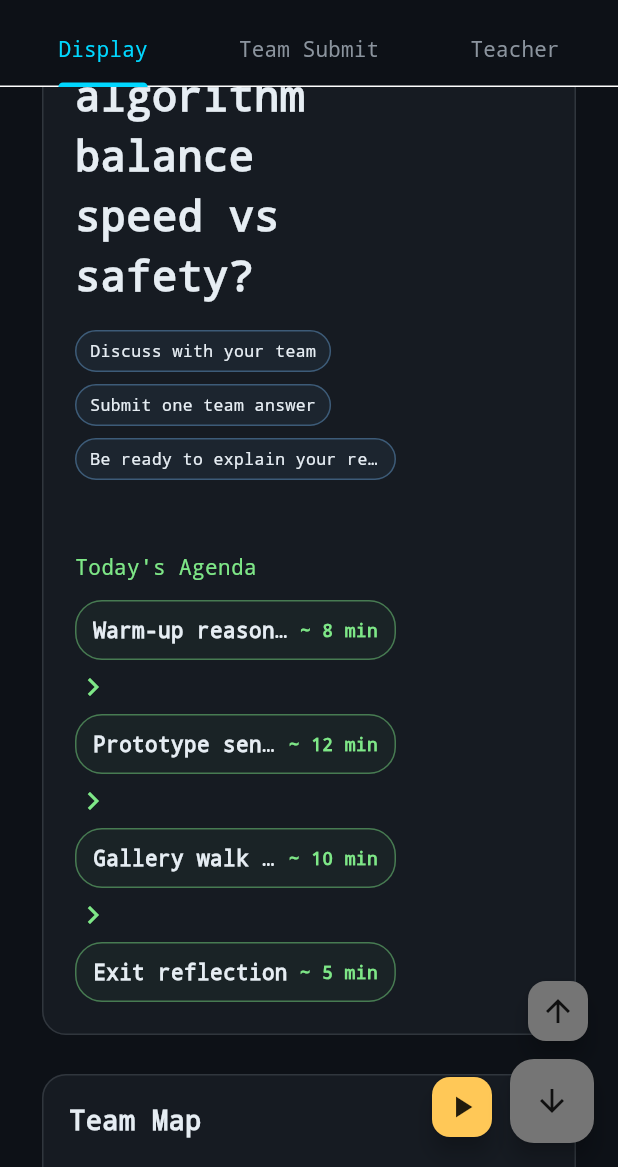
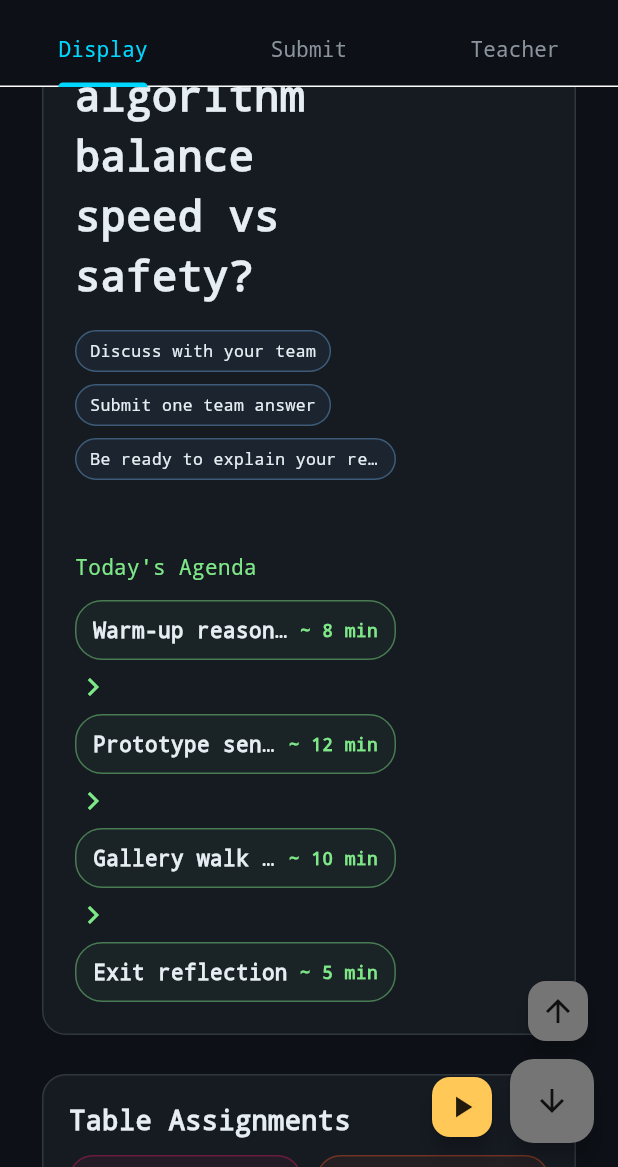
Before and after one commit to ashley-lauren/launchpad, a Flutter app: the screen it shows after launch, scrolled down 576 dp, on a phone screen of 412 x 824 dp, the part 69-1236 px from its top. Run offline on Flutter 3.47's test engine with Material 3 defaults, Android fonts, the phone set to English and light mode, and no system bars; our stand-ins replace shared_preferences, supabase_flutter; missing offline and left inert: dart:html; accounts and stored records are empty.

Commit message:
removed gamification element

```diff
--- a/lib/src/data/local_repository.dart
+++ b/lib/src/data/local_repository.dart
@@ -12,7 +12,8 @@ class LocalRepository implements LaunchpadRepository {
   final SharedPreferences _prefs;
 
   static const _stateKey = 'launchpad.local.state.v1';
-  static const sampleLessonAssetPath = 'lib/src/data/dsisd-interview-lesson-plan.json';
+  static const sampleLessonAssetPath =
+      'lib/src/data/dsisd-interview-lesson-plan.json';
 
   Future<void> ensureSeeded() async {
     if (_prefs.containsKey(_stateKey)) return;
@@ -65,12 +66,12 @@ class LocalRepository implements LaunchpadRepository {
     ];
 
     final teams = [
-      'Debug Dragons',
-      'Quantum Penguins',
-      'Ctrl+Z Crew',
-      'Circuit Goblins',
-      'Syntax Sorcerers',
-      'Prototype Pirates',
+      'Table 1',
+      'Table 2',
+      'Table 3',
+      'Table 4',
+      'Table 5',
+      'Table 6',
     ].asMap().entries.map((entry) {
       return Team(
         id: '00000000-0000-4000-8000-00000000020${entry.key}',
@@ -169,13 +170,18 @@ class LocalRepository implements LaunchpadRepository {
             .toList()
         : [launchClass];
 
+    final teams = (json['teams'] as List)
+        .map((item) => Team.fromJson(item as Map<String, dynamic>))
+        .toList();
+    final normalizedTeams = teams
+        .map((team) => team.copyWith(name: 'Table ${team.tableNumber}'))
+        .toList();
+
     var state = LaunchpadState(
       launchClass: launchClass,
       classes: classes,
       warmup: Warmup.fromJson(json['warmup'] as Map<String, dynamic>),
-      teams: (json['teams'] as List)
-          .map((item) => Team.fromJson(item as Map<String, dynamic>))
-          .toList(),
+      teams: normalizedTeams,
       submissions: (json['submissions'] as List)
           .map((item) => Submission.fromJson(item as Map<String, dynamic>))
           .toList(),
@@ -191,9 +197,9 @@ class LocalRepository implements LaunchpadRepository {
       final lesson = await loadSampleLesson();
       if (lesson != null) {
         state = state.copyWith(activeLesson: lesson, currentPhaseIndex: 0);
-        await _writeState(state);
       }
     }
+    await _writeState(state);
     return state;
   }
 
--- a/lib/src/models/launchpad_models.dart
+++ b/lib/src/models/launchpad_models.dart
@@ -381,6 +381,7 @@ class Submission {
     required this.clientGeneratedId,
     required this.submittedAt,
     this.syncedAt,
+    this.contributors = const [],
   });
 
   final String id;
@@ -391,8 +392,10 @@ class Submission {
   final String clientGeneratedId;
   final DateTime submittedAt;
   final DateTime? syncedAt;
+  final List<String> contributors;
 
-  Submission copyWith({DateTime? syncedAt}) => Submission(
+  Submission copyWith({DateTime? syncedAt, List<String>? contributors}) =>
+      Submission(
         id: id,
         warmupId: warmupId,
         teamId: teamId,
@@ -401,6 +404,7 @@ class Submission {
         clientGeneratedId: clientGeneratedId,
         submittedAt: submittedAt,
         syncedAt: syncedAt ?? this.syncedAt,
+        contributors: contributors ?? this.contributors,
       );
 
   factory Submission.fromJson(Map<String, dynamic> json) => Submission(
@@ -414,6 +418,13 @@ class Submission {
         syncedAt: json['synced_at'] == null
             ? null
             : DateTime.parse(json['synced_at'] as String),
+        contributors: (json['contributors'] as List<dynamic>?)
+                ?.map((e) => e.toString())
+                .toList() ??
+            (json['contributor_ids'] as List<dynamic>?)
+                ?.map((e) => e.toString())
+                .toList() ??
+            const [],
       );
 
   Map<String, dynamic> toJson() => {
@@ -425,6 +436,8 @@ class Submission {
         'client_generated_id': clientGeneratedId,
         'submitted_at': submittedAt.toIso8601String(),
         'synced_at': syncedAt?.toIso8601String(),
+        'contributors': contributors,
+        'contributor_ids': contributors,
       };
 }
 
--- a/lib/src/services/launchpad_controller.dart
+++ b/lib/src/services/launchpad_controller.dart
@@ -93,7 +93,8 @@ class LaunchpadController extends ChangeNotifier {
     }
     final lesson = Lesson.fromJson(decoded);
     if (lesson.phases.isEmpty) {
-      throw const FormatException('Lesson JSON must include at least one phase.');
+      throw const FormatException(
+          'Lesson JSON must include at least one phase.');
     }
     _ticker?.cancel();
     await localRepository.saveLessonState(
@@ -151,6 +152,7 @@ class LaunchpadController extends ChangeNotifier {
     required String teamId,
     required String answer,
     required String confidence,
+    List<String>? contributors,
   }) async {
     final id = _uuid.v4();
     await localRepository.saveSubmission(
@@ -160,6 +162,7 @@ class LaunchpadController extends ChangeNotifier {
         teamId: teamId,
         answer: answer,
         confidence: confidence,
+        contributors: contributors ?? const [],
         clientGeneratedId: id,
         submittedAt: DateTime.now().toUtc(),
       ),
--- a/lib/src/ui/screens/classroom_display_screen.dart
+++ b/lib/src/ui/screens/classroom_display_screen.dart
@@ -35,14 +35,6 @@ class ClassroomDisplayScreen extends StatelessWidget {
             : currentPhase.title;
     final phaseDisplay = currentPhase?.display ?? const {};
     final displaySettings = lesson?.displaySettings;
-    final showTeamMap = phaseDisplay['showTeamMap'] as bool? ??
-        displaySettings?.showTeamMap ??
-        true;
-    final showLeaderboard = phaseDisplay['showLeaderboard'] as bool? ??
-        displaySettings?.showLeaderboard ??
-        true;
-    final sortedTeams = [...state.teams]
-      ..sort((a, b) => b.points.compareTo(a.points));
 
     return AnimatedSwitcher(
       duration: const Duration(milliseconds: 250),
@@ -65,11 +57,7 @@ class ClassroomDisplayScreen extends StatelessWidget {
                   prompt: prompt,
                   agenda: agenda,
                   currentAgendaIndex: currentAgendaIndex,
-                  wide: wide,
-                  showTeamMap: showTeamMap,
-                  showLeaderboard: showLeaderboard,
                   teams: state.teams,
-                  sortedTeams: sortedTeams,
                 ),
               _ => _GenericPhaseDisplay(
                   controller: controller,
@@ -92,11 +80,7 @@ class _WarmupPhaseDisplay extends StatelessWidget {
     required this.prompt,
     required this.agenda,
     required this.currentAgendaIndex,
-    required this.wide,
-    required this.showTeamMap,
-    required this.showLeaderboard,
     required this.teams,
-    required this.sortedTeams,
   });
 
   final LaunchpadController controller;
@@ -104,11 +88,7 @@ class _WarmupPhaseDisplay extends StatelessWidget {
   final String prompt;
   final List<AgendaItem> agenda;
   final int? currentAgendaIndex;
-  final bool wide;
-  final bool showTeamMap;
-  final bool showLeaderboard;
   final List<Team> teams;
-  final List<Team> sortedTeams;
 
   @override
   Widget build(BuildContext context) {
@@ -131,30 +111,7 @@ class _WarmupPhaseDisplay extends StatelessWidget {
           currentAgendaIndex: currentAgendaIndex,
         ),
         const SizedBox(height: 18),
-        if (!showTeamMap && !showLeaderboard)
-          const SizedBox.shrink()
-        else if (wide)
-          Row(
-            crossAxisAlignment: CrossAxisAlignment.start,
-            children: [
-              if (showTeamMap)
-                Expanded(
-                  flex: 5,
-                  child: _TeamGrid(teams: teams),
-                ),
-              if (showTeamMap && showLeaderboard) const SizedBox(width: 18),
-              if (showLeaderboard)
-                Expanded(
-                  flex: 4,
-                  child: _Standings(teams: sortedTeams),
-                ),
-            ],
-          )
-        else ...[
-          if (showTeamMap) _TeamGrid(teams: teams),
-          if (showTeamMap && showLeaderboard) const SizedBox(height: 18),
-          if (showLeaderboard) _Standings(teams: sortedTeams),
-        ],
+        _TableAssignments(teams: teams),
       ],
     );
   }
@@ -218,8 +175,7 @@ class _HeroPanel extends StatelessWidget {
                       spacing: 8,
                       runSpacing: 8,
                       children: [
-                        for (final action in keyActions)
-                          _Expectation(action),
+                        for (final action in keyActions) _Expectation(action),
                       ],
                     ),
                     const SizedBox(height: 48),
@@ -256,6 +212,100 @@ class _HeroPanel extends StatelessWidget {
             ),
             const SizedBox(width: 12),
             const RobotMascot(),
+          ],
+        ),
+      ),
+    );
+  }
+}
+
+class _TableAssignments extends StatelessWidget {
+  const _TableAssignments({required this.teams});
+
+  final List<Team> teams;
+
+  @override
+  Widget build(BuildContext context) {
+    final sortedTables = [...teams]
+      ..sort((a, b) => a.tableNumber.compareTo(b.tableNumber));
+
+    if (sortedTables.isEmpty) {
+      return const SizedBox.shrink();
+    }
+
+    return Card(
+      child: Padding(
+        padding: const EdgeInsets.all(18),
+        child: Column(
+          crossAxisAlignment: CrossAxisAlignment.start,
+          children: [
+            const Text(
+              'Table Assignments',
+              style: TextStyle(fontSize: 18, fontWeight: FontWeight.w800),
+            ),
+            const SizedBox(height: 10),
+            GridView.count(
+              crossAxisCount: MediaQuery.sizeOf(context).width > 700 ? 3 : 2,
+              shrinkWrap: true,
+              physics: const NeverScrollableScrollPhysics(),
+              childAspectRatio: 1.25,
+              crossAxisSpacing: 10,
+              mainAxisSpacing: 10,
+              children: sortedTables.map((team) {
+                final accent = teamAccentColor(team).withValues(alpha: 0.35);
+                final visibleMembers = team.members.take(4).toList();
+                return SizedBox(
+                  height: 150,
+                  child: DecoratedBox(
+                    decoration: BoxDecoration(
+                      color: accent.withValues(alpha: 0.06),
+                      borderRadius: BorderRadius.circular(16),
+                      border: Border.all(color: accent),
+                    ),
+                    child: Padding(
+                      padding: const EdgeInsets.symmetric(
+                          horizontal: 12, vertical: 10),
+                      child: Column(
+                        crossAxisAlignment: CrossAxisAlignment.start,
+                        children: [
+                          Text(
+                            'Table ${team.tableNumber}',
+                            style: const TextStyle(
+                              fontSize: 14,
+                              fontWeight: FontWeight.w700,
+                            ),
+                          ),
+                          const SizedBox(height: 6),
+                          if (visibleMembers.isEmpty)
+                            const Text(
+                              'Students will be added here.',
+                              style: TextStyle(
+                                color: Color(0xFF8B949E),
+                                fontSize: 11,
+                              ),
+                            )
+                          else
+                            ...visibleMembers.map(
+                              (member) => Padding(
+                                padding: const EdgeInsets.only(bottom: 3),
+                                child: Text(
+                                  member,
+                                  overflow: TextOverflow.ellipsis,
+                                  maxLines: 1,
+                                  style: const TextStyle(
+                                    fontSize: 11,
+                                    color: Color(0xFFE6EDF3),
+                                  ),
+                                ),
+                              ),
+                            ),
+                        ],
+                      ),
+                    ),
+                  ),
+                );
+              }).toList(),
+            ),
           ],
         ),
       ),
@@ -370,7 +420,14 @@ class _GenericPhaseDisplay extends StatelessWidget {
     final currentPhase = phase;
     final prompt = currentPhase?.prompt ?? '';
     final instructions = currentPhase?.instructions ?? const <String>[];
-    final keyActions = currentPhase?.keyActions ?? const <String>[];
+    final phaseType = currentPhase?.type.toLowerCase() ?? '';
+    final isConceptualPhase = phaseType == 'discussion';
+
+    // Show Key Ideas for conceptual phases (discussion), Key Actions for activity phases
+    final guidanceItems = isConceptualPhase
+        ? (currentPhase?.keyIdeas ?? const <String>[])
+        : (currentPhase?.keyActions ?? const <String>[]);
+    final guidanceLabel = isConceptualPhase ? 'Key Ideas' : 'Key Actions';
 
     return Card(
       child: Padding(
@@ -414,10 +471,10 @@ class _GenericPhaseDisplay extends StatelessWidget {
                       ],
                     ),
                   ],
-                  if (keyActions.isNotEmpty) ...[
+                  if (guidanceItems.isNotEmpty) ...[
                     const SizedBox(height: 28),
                     Text(
-                      'Key Actions',
+                      guidanceLabel,
                       style: TextStyle(
                         color: Theme.of(context).colorScheme.secondary,
                         fontWeight: FontWeight.w700,
@@ -427,11 +484,11 @@ class _GenericPhaseDisplay extends StatelessWidget {
                     Column(
                       crossAxisAlignment: CrossAxisAlignment.start,
                       children: [
-                        for (final action in keyActions)
+                        for (final item in guidanceItems)
                           Padding(
                             padding: const EdgeInsets.only(bottom: 10),
                             child: Text(
-                              '• $action',
+                              '• $item',
                               style: const TextStyle(
                                 color: Color(0xFF8B949E),
                               ),
@@ -627,134 +684,3 @@ class _Expectation extends StatelessWidget {
     );
   }
 }
-
-class _TeamGrid extends StatelessWidget {
-  const _TeamGrid({required this.teams});
-
-  final List<Team> teams;
-
-  @override
-  Widget build(BuildContext context) {
-    return ConstrainedBox(
-      constraints: const BoxConstraints(minHeight: 400),
-      child: Card(
-        child: Padding(
-          padding: const EdgeInsets.all(18),
-          child: Column(
-            crossAxisAlignment: CrossAxisAlignment.start,
-            children: [
-              const Text(
-                'Team Map',
-                style: TextStyle(fontSize: 18, fontWeight: FontWeight.w800),
-              ),
-              const SizedBox(height: 14),
-              GridView.count(
-                crossAxisCount: MediaQuery.sizeOf(context).width > 700 ? 3 : 2,
-                shrinkWrap: true,
-                physics: const NeverScrollableScrollPhysics(),
-                childAspectRatio: 1.55,
-                crossAxisSpacing: 12,
-                mainAxisSpacing: 12,
-                children: teams.map((team) {
-                  return Card(
-                    shape: RoundedRectangleBorder(
-                      borderRadius: BorderRadius.circular(16),
-                      side: BorderSide(
-                        color: teamAccentColor(team).withValues(alpha: 0.45),
-                        width: 1.5,
-                      ),
-                    ),
-                    color: teamAccentColor(team).withValues(alpha: 0.04),
-                    child: Padding(
-                      padding: const EdgeInsets.all(16),
-                      child: Column(
-                        crossAxisAlignment: CrossAxisAlignment.start,
-                        mainAxisAlignment: MainAxisAlignment.spaceBetween,
-                        children: [
-                          Text(
-                            team.name,
-                            style: const TextStyle(
-                              fontSize: 16,
-                              fontWeight: FontWeight.w700,
-                            ),
-                          ),
-                          Text(
-                            team.members
-                                .asMap()
-                                .entries
-                                .map((e) => e.value)
-                                .join('\n'),
-                            style: const TextStyle(
-                              fontSize: 12,
-                              color: Color(0xFF8B949E),
-                              height: 1.5,
-                            ),
-                          ),
-                        ],
-                      ),
-                    ),
-                  );
-                }).toList(),
-              ),
-            ],
-          ),
-        ),
-      ),
-    );
-  }
-}
-
-class _Standings extends StatelessWidget {
-  const _Standings({required this.teams});
-
-  final List<Team> teams;
-
-  @override
-  Widget build(BuildContext context) {
-    return ConstrainedBox(
-      constraints: const BoxConstraints(minHeight: 400),
-      child: Card(
-        child: Padding(
-          padding: const EdgeInsets.all(18),
-          child: Column(
-            crossAxisAlignment: CrossAxisAlignment.start,
-            children: [
-              const Text(
-                'Leaderboard',
-                style: TextStyle(fontSize: 18, fontWeight: FontWeight.w800),
-              ),
-              const SizedBox(height: 12),
-              for (final team in teams)
-                Padding(
-                  padding: const EdgeInsets.symmetric(vertical: 8),
-                  child: Row(
-                    children: [
-                      Container(
-                        width: 10,
-                        height: 10,
-                        decoration: BoxDecoration(
-                          color: teamAccentColor(team),
-                          shape: BoxShape.circle,
-                        ),
-                      ),
-                      const SizedBox(width: 10),
-                      Expanded(
-                        child: Text(
-                          team.name,
-                          style: const TextStyle(fontWeight: FontWeight.w600),
-                        ),
-                      ),
-                      Text(
-                        '${team.points}',
-                        style: TextStyle(color: teamAccentColor(team)),
-                      ),
-                    ],
-                  ),
-                ),
-            ],
-          ),
-        ),
-      ),
-    );
-  }
-}
--- a/lib/src/ui/screens/home_shell.dart
+++ b/lib/src/ui/screens/home_shell.dart
@@ -83,7 +83,7 @@ class _HomeShellState extends State<HomeShell> {
           bottom: TabBar(
             tabs: const [
               Tab(text: 'Display'),
-              Tab(text: 'Team Submit'),
+              Tab(text: 'Submit'),
               Tab(text: 'Teacher'),
             ],
             onTap: (index) {
--- a/lib/src/ui/screens/team_submission_screen.dart
+++ b/lib/src/ui/screens/team_submission_screen.dart
@@ -46,7 +46,7 @@ class _TeamSubmissionScreenState extends State<TeamSubmissionScreen> {
 
     if (submission == null || !submission.enabled) {
       return const _PhaseSubmissionPlaceholder(
-        message: 'No team submission needed for this phase.',
+        message: 'No submission needed for this phase.',
       );
     }
     if (submission.mode == 'individual') {
@@ -79,7 +79,7 @@ class _TeamSubmissionScreenState extends State<TeamSubmissionScreen> {
                         crossAxisAlignment: CrossAxisAlignment.start,
                         children: [
                           const Text(
-                            'Submit Answer',
+                            'Submit Response',
                             style: TextStyle(
                               fontSize: 24,
                               fontWeight: FontWeight.w900,
@@ -105,7 +105,7 @@ class _TeamSubmissionScreenState extends State<TeamSubmissionScreen> {
                                       (team) => DropdownMenuItem(
                                         value: team.id,
                                         child: Text(
-                                          team.name,
+                                          'Table ${team.tableNumber}',
                                           overflow: TextOverflow.ellipsis,
                                         ),
                                       ),
@@ -114,7 +114,7 @@ class _TeamSubmissionScreenState extends State<TeamSubmissionScreen> {
                                 onChanged: (value) =>
                                     setState(() => _teamId = value),
                                 decoration: InputDecoration(
-                                  labelText: 'Team',
+                                  labelText: 'Table / Group',
                                   filled: true,
                                   fillColor: accent.withValues(alpha: 0.08),
                                   enabledBorder: OutlineInputBorder(
@@ -138,9 +138,9 @@ class _TeamSubmissionScreenState extends State<TeamSubmissionScreen> {
                             minLines: 5,
                             maxLines: 8,
                             decoration: const InputDecoration(
-                              labelText: 'Warm-up answer',
+                              labelText: 'Response',
                               hintText:
-                                  'Explain the strategy your team would try first...',
+                                  'Share your thinking, strategy, or reflection...',
                             ),
                           ),
                           if (submission.confidenceSelector) ...[
@@ -168,8 +168,7 @@ class _TeamSubmissionScreenState extends State<TeamSubmissionScreen> {
                                   }
                                   return const Color(0xFF8B949E);
                                 }),
-                                side:
-                                    WidgetStateProperty.resolveWith((states) {
+                                side: WidgetStateProperty.resolveWith((states) {
                                   if (states.contains(WidgetState.selected)) {
                                     return BorderSide(
                                       color: const Color(0xFF79C0FF)
@@ -222,16 +221,19 @@ class _TeamSubmissionScreenState extends State<TeamSubmissionScreen> {
                                       await widget.controller.submitAnswer(
                                         teamId: selectedTeam.id,
                                         answer: _answerController.text.trim(),
-                                        confidence: submission
-                                                .confidenceSelector
-                                            ? _confidence
-                                            : 'Not collected',
+                                        confidence:
+                                            submission.confidenceSelector
+                                                ? _confidence
+                                                : 'Not collected',
+                                        contributors: [
+                                          'Table ${selectedTeam.tableNumber}'
+                                        ],
                                       );
                                       if (mounted) {
                                         setState(() => _submitted = true);
                                       }
                                     },
-                              child: const Text('Submit team answer'),
+                              child: const Text('Submit response'),
                             ),
                           ),
                         ],
@@ -294,7 +296,7 @@ class _NoTeamsMessage extends StatelessWidget {
       child: Padding(
         padding: EdgeInsets.all(14),
         child: Text(
-          'No teams are available yet. Add teams in the Teacher tab before submitting an answer.',
+          'No table assignments are available yet. Set up tables in the Teacher tab before submitting.',
           style: TextStyle(color: Color(0xFF8B949E)),
         ),
       ),
@@ -324,7 +326,7 @@ class _Confirmation extends StatelessWidget {
         const SizedBox(height: 22),
         TextButton(
           onPressed: onAnother,
-          child: const Text('Submit another answer'),
+          child: const Text('Submit another response'),
         ),
       ],
     );
```
Also changed, not shown: lib/src/ui/screens/teacher_dashboard_screen.dart (+27 -102 lines), 20 other files.
